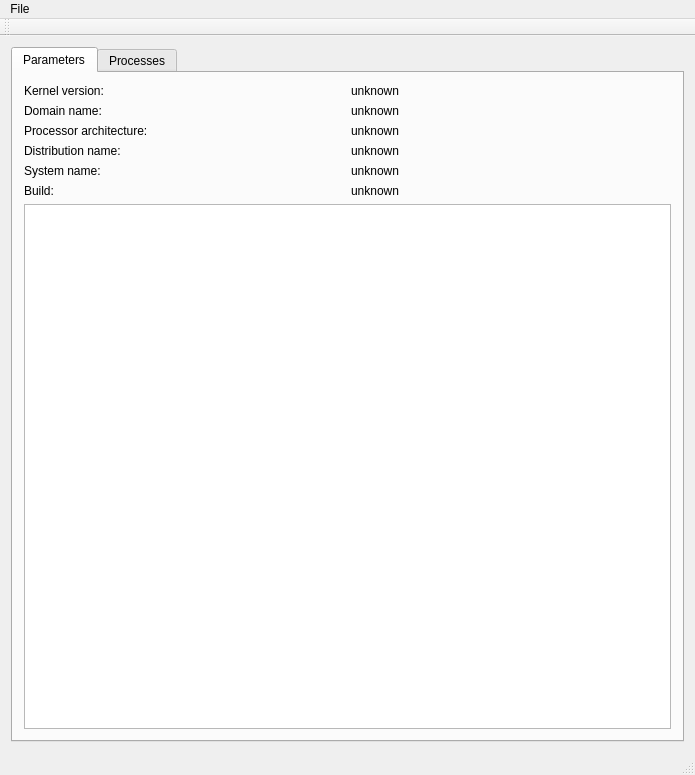
Before: the Qt Designer form KernelHacker/mainwindow.ui in benapetr/KernelHacker, drawn with Qt 5.
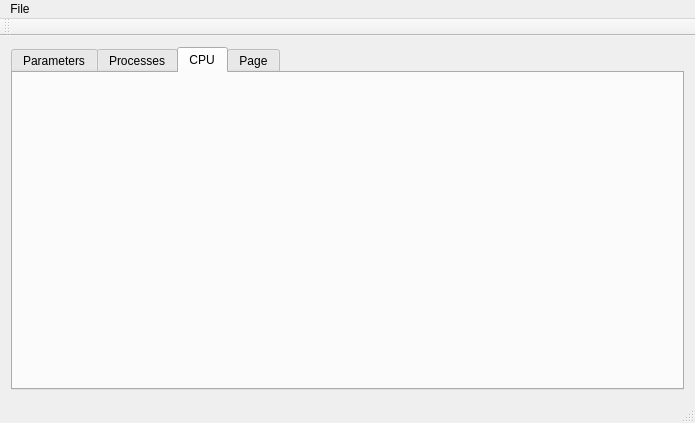
After: the same form once the commit is applied. The open tabs and pages were chosen to show the change.

```diff
--- a/KernelHacker/mainwindow.ui
+++ b/KernelHacker/mainwindow.ui
@@ -7,7 +7,7 @@
     <x>0</x>
     <y>0</y>
     <width>695</width>
-    <height>775</height>
+    <height>423</height>
    </rect>
   </property>
   <property name="windowTitle">
@@ -150,6 +150,31 @@
         <string>Processes</string>
        </attribute>
       </widget>
+      <widget class="QWidget" name="tab_3">
+       <attribute name="title">
+        <string>CPU</string>
+       </attribute>
+       <layout class="QVBoxLayout" name="verticalLayout_3">
+        <item>
+         <widget class="QLabel" name="label_13">
+          <property name="text">
+           <string/>
+          </property>
+          <property name="alignment">
+           <set>Qt::AlignLeading|Qt::AlignLeft|Qt::AlignTop</set>
+          </property>
+          <property name="wordWrap">
+           <bool>true</bool>
+          </property>
+         </widget>
+        </item>
+       </layout>
+      </widget>
+      <widget class="QWidget" name="tab_4">
+       <attribute name="title">
+        <string>Page</string>
+       </attribute>
+      </widget>
      </widget>
     </item>
    </layout>
```
Left out of the diff: 2 changed lines with no effect on the pictures.
